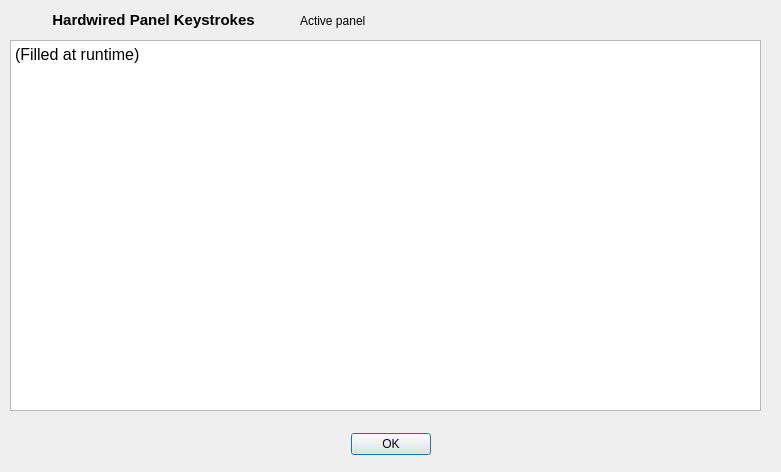
First picture: the form in seq_qt5/forms/qsappinfo.ui, repository ahlstromcj/seq66, before the edit.
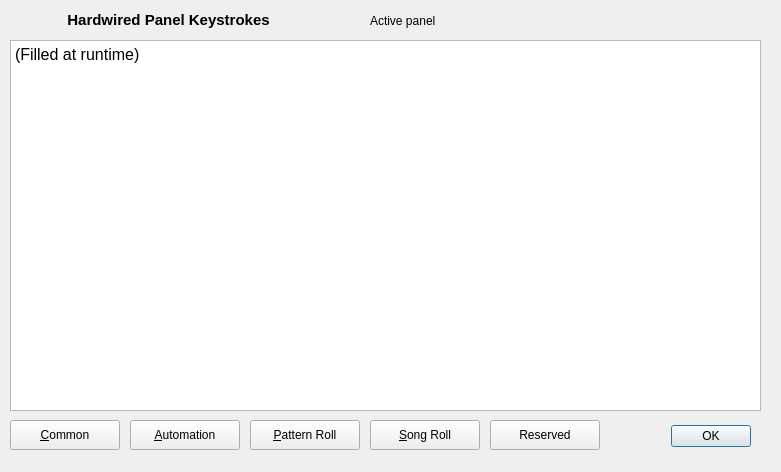
Second picture: the form after the edit.

What changed in the file:
```diff
--- a/seq_qt5/forms/qsappinfo.ui
+++ b/seq_qt5/forms/qsappinfo.ui
@@ -16,8 +16,8 @@
   <widget class="QDialogButtonBox" name="buttonBox">
    <property name="geometry">
     <rect>
-     <x>340</x>
-     <y>428</y>
+     <x>660</x>
+     <y>420</y>
      <width>91</width>
      <height>32</height>
     </rect>
@@ -34,13 +34,14 @@
     <rect>
      <x>28</x>
      <y>12</y>
-     <width>251</width>
+     <width>281</width>
      <height>16</height>
     </rect>
    </property>
    <property name="font">
     <font>
      <pointsize>11</pointsize>
+     <weight>75</weight>
      <bold>true</bold>
     </font>
    </property>
@@ -54,9 +55,9 @@
   <widget class="QLabel" name="appPanelLabel">
    <property name="geometry">
     <rect>
-     <x>300</x>
+     <x>370</x>
      <y>10</y>
-     <width>251</width>
+     <width>391</width>
      <height>22</height>
     </rect>
    </property>
@@ -77,11 +78,73 @@
     <string>&lt;!DOCTYPE HTML PUBLIC &quot;-//W3C//DTD HTML 4.0//EN&quot; &quot;http://www.w3.org/TR/REC-html40/strict.dtd&quot;&gt;
 &lt;html&gt;&lt;head&gt;&lt;meta name=&quot;qrichtext&quot; content=&quot;1&quot; /&gt;&lt;meta charset=&quot;utf-8&quot; /&gt;&lt;style type=&quot;text/css&quot;&gt;
 p, li { white-space: pre-wrap; }
-hr { height: 1px; border-width: 0; }
-li.unchecked::marker { content: &quot;\2610&quot;; }
-li.checked::marker { content: &quot;\2612&quot;; }
-&lt;/style&gt;&lt;/head&gt;&lt;body style=&quot; font-family:'Noto Sans'; font-size:12pt; font-weight:400; font-style:normal;&quot;&gt;
-&lt;p style=&quot; margin-top:0px; margin-bottom:0px; margin-left:0px; margin-right:0px; -qt-block-indent:0; text-indent:0px;&quot;&gt;(Filled at runtime)&lt;/p&gt;&lt;/body&gt;&lt;/html&gt;</string>
+&lt;/style&gt;&lt;/head&gt;&lt;body style=&quot; font-family:'Inconsolata'; font-size:11pt; font-weight:456; font-style:normal;&quot;&gt;
+&lt;p style=&quot; margin-top:0px; margin-bottom:0px; margin-left:0px; margin-right:0px; -qt-block-indent:0; text-indent:0px;&quot;&gt;&lt;span style=&quot; font-family:'Noto Sans'; font-size:12pt; font-weight:400;&quot;&gt;(Filled at runtime)&lt;/span&gt;&lt;/p&gt;&lt;/body&gt;&lt;/html&gt;</string>
+   </property>
+  </widget>
+  <widget class="QPushButton" name="buttonCommonKeys">
+   <property name="geometry">
+    <rect>
+     <x>10</x>
+     <y>420</y>
+     <width>110</width>
+     <height>30</height>
+    </rect>
+   </property>
+   <property name="text">
+    <string>&amp;Common</string>
+   </property>
+  </widget>
+  <widget class="QPushButton" name="buttonSeqroll">
+   <property name="geometry">
+    <rect>
+     <x>250</x>
+     <y>420</y>
+     <width>110</width>
+     <height>30</height>
+    </rect>
+   </property>
+   <property name="text">
+    <string>&amp;Pattern Roll</string>
+   </property>
+  </widget>
+  <widget class="QPushButton" name="buttonPerfroll">
+   <property name="geometry">
+    <rect>
+     <x>370</x>
+     <y>420</y>
+     <width>110</width>
+     <height>30</height>
+    </rect>
+   </property>
+   <property name="text">
+    <string>&amp;Song Roll</string>
+   </property>
+  </widget>
+  <widget class="QPushButton" name="buttonAutomation">
+   <property name="geometry">
+    <rect>
+     <x>130</x>
+     <y>420</y>
+     <width>110</width>
+     <height>30</height>
+    </rect>
+   </property>
+   <property name="text">
+    <string>&amp;Automation</string>
+   </property>
+  </widget>
+  <widget class="QPushButton" name="buttonReserved">
+   <property name="geometry">
+    <rect>
+     <x>490</x>
+     <y>420</y>
+     <width>110</width>
+     <height>30</height>
+    </rect>
+   </property>
+   <property name="text">
+    <string>Reserved</string>
    </property>
   </widget>
  </widget>
```
Left out of the diff: 10 changed lines with no effect on the pictures.
